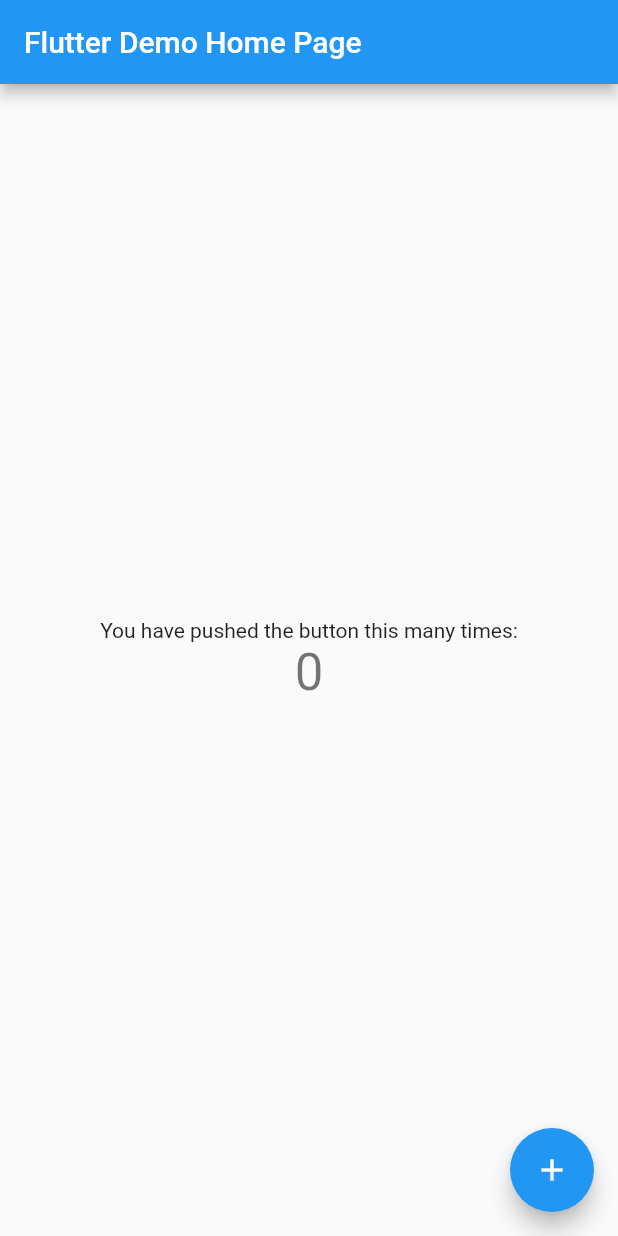
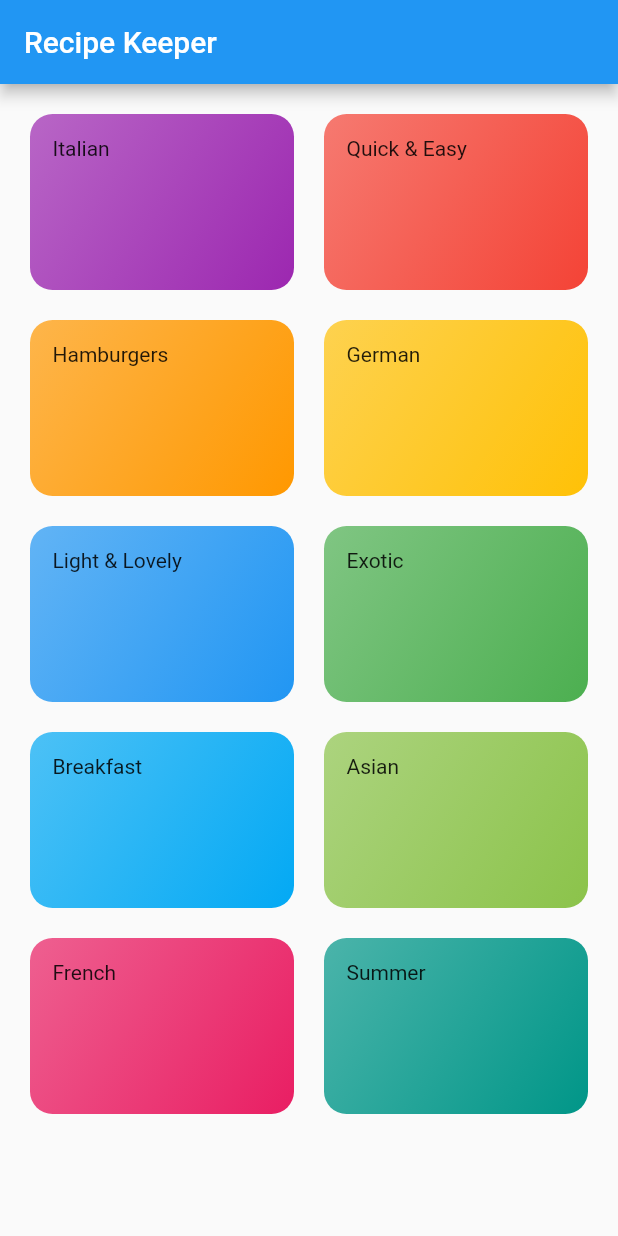
Before and after one commit to bowe99/Recipe-Keeper, a Flutter app: the screen it shows after launch, on a phone screen of 412 x 824 dp. Run offline on Flutter 3.47's test engine with Material 2 defaults, Android fonts, the phone set to English and light mode, and no system bars.

Commit message:
Initial App Setup
Add Fonts

Add Category Screen and Item

```diff
--- /dev/null
+++ b/lib/categories_screen.dart
@@ -0,0 +1,32 @@
+import 'package:flutter/material.dart';
+
+import './dummy-data.dart';
+import './category_item.dart';
+
+class CategoriiesScreen extends StatelessWidget {
+  @override
+  Widget build(BuildContext context) {
+    return Scaffold(
+      appBar: AppBar(
+        title: Text(
+          'Recipe Keeper',
+        ),
+      ),
+      body: GridView(
+        padding: const EdgeInsets.all(20),
+        children: DUMMY_CATEGORIES
+            .map((catData) => CategoryItem(
+                  catData.title,
+                  catData.color,
+                ))
+            .toList(),
+        gridDelegate: SliverGridDelegateWithMaxCrossAxisExtent(
+          maxCrossAxisExtent: 200,
+          childAspectRatio: 3 / 2,
+          crossAxisSpacing: 20,
+          mainAxisSpacing: 20,
+        ),
+      ),
+    );
+  }
+}
--- /dev/null
+++ b/lib/category_item.dart
@@ -0,0 +1,29 @@
+import 'package:flutter/material.dart';
+
+class CategoryItem extends StatelessWidget {
+  final String title;
+  final Color bgColor;
+
+  CategoryItem(this.title, this.bgColor);
+
+  @override
+  Widget build(BuildContext context) {
+    return Container(
+      padding: const EdgeInsets.all(15),
+      child: Text(
+        title,
+      ),
+      decoration: BoxDecoration(
+        gradient: LinearGradient(
+          colors: [
+            bgColor.withOpacity(0.7),
+            bgColor,
+          ],
+          begin: Alignment.topLeft,
+          end: Alignment.bottomRight,
+        ),
+        borderRadius: BorderRadius.circular(15),
+      ),
+    );
+  }
+}
--- /dev/null
+++ b/lib/dummy-data.dart
@@ -0,0 +1,56 @@
+import 'package:flutter/material.dart';
+
+import './models/category.dart';
+
+const DUMMY_CATEGORIES = const [
+  Category(
+    id: 'c1',
+    title: 'Italian',
+    color: Colors.purple,
+  ),
+  Category(
+    id: 'c2',
+    title: 'Quick & Easy',
+    color: Colors.red,
+  ),
+  Category(
+    id: 'c3',
+    title: 'Hamburgers',
+    color: Colors.orange,
+  ),
+  Category(
+    id: 'c4',
+    title: 'German',
+    color: Colors.amber,
+  ),
+  Category(
+    id: 'c5',
+    title: 'Light & Lovely',
+    color: Colors.blue,
+  ),
+  Category(
+    id: 'c6',
+    title: 'Exotic',
+    color: Colors.green,
+  ),
+  Category(
+    id: 'c7',
+    title: 'Breakfast',
+    color: Colors.lightBlue,
+  ),
+  Category(
+    id: 'c8',
+    title: 'Asian',
+    color: Colors.lightGreen,
+  ),
+  Category(
+    id: 'c9',
+    title: 'French',
+    color: Colors.pink,
+  ),
+  Category(
+    id: 'c10',
+    title: 'Summer',
+    color: Colors.teal,
+  ),
+];
--- a/lib/main.dart
+++ b/lib/main.dart
@@ -1,111 +1,18 @@
 import 'package:flutter/material.dart';
 
-void main() => runApp(MyApp());
+import './categories_screen.dart';
+void main() => runApp(RecipeKeeper());
 
-class MyApp extends StatelessWidget {
-  // This widget is the root of your application.
+class RecipeKeeper extends StatelessWidget {
   @override
   Widget build(BuildContext context) {
     return MaterialApp(
-      title: 'Flutter Demo',
+      debugShowCheckedModeBanner: false,
+      title: 'Recipe Keeper',
       theme: ThemeData(
-        // This is the theme of your application.
-        //
-        // Try running your application with "flutter run". You'll see the
-        // application has a blue toolbar. Then, without quitting the app, try
-        // changing the primarySwatch below to Colors.green and then invoke
-        // "hot reload" (press "r" in the console where you ran "flutter run",
-        // or simply save your changes to "hot reload" in a Flutter IDE).
-        // Notice that the counter didn't reset back to zero; the application
-        // is not restarted.
         primarySwatch: Colors.blue,
       ),
-      home: MyHomePage(title: 'Flutter Demo Home Page'),
+      home: CategoriiesScreen(),
     );
   }
 }
-
-class MyHomePage extends StatefulWidget {
-  MyHomePage({Key key, this.title}) : super(key: key);
-
-  // This widget is the home page of your application. It is stateful, meaning
-  // that it has a State object (defined below) that contains fields that affect
-  // how it looks.
-
-  // This class is the configuration for the state. It holds the values (in this
-  // case the title) provided by the parent (in this case the App widget) and
-  // used by the build method of the State. Fields in a Widget subclass are
-  // always marked "final".
-
-  final String title;
-
-  @override
-  _MyHomePageState createState() => _MyHomePageState();
-}
-
-class _MyHomePageState extends State<MyHomePage> {
-  int _counter = 0;
-
-  void _incrementCounter() {
-    setState(() {
-      // This call to setState tells the Flutter framework that something has
-      // changed in this State, which causes it to rerun the build method below
-      // so that the display can reflect the updated values. If we changed
-      // _counter without calling setState(), then the build method would not be
-      // called again, and so nothing would appear to happen.
-      _counter++;
-    });
-  }
-
-  @override
-  Widget build(BuildContext context) {
-    // This method is rerun every time setState is called, for instance as done
-    // by the _incrementCounter method above.
-    //
-    // The Flutter framework has been optimized to make rerunning build methods
-    // fast, so that you can just rebuild anything that needs updating rather
-    // than having to individually change instances of widgets.
-    return Scaffold(
-      appBar: AppBar(
-        // Here we take the value from the MyHomePage object that was created by
-        // the App.build method, and use it to set our appbar title.
-        title: Text(widget.title),
-      ),
-      body: Center(
-        // Center is a layout widget. It takes a single child and positions it
-        // in the middle of the parent.
-        child: Column(
-          // Column is also a layout widget. It takes a list of children and
-          // arranges them vertically. By default, it sizes itself to fit its
-          // children horizontally, and tries to be as tall as its parent.
-          //
-          // Invoke "debug painting" (press "p" in the console, choose the
-          // "Toggle Debug Paint" action from the Flutter Inspector in Android
-          // Studio, or the "Toggle Debug Paint" command in Visual Studio Code)
-          // to see the wireframe for each widget.
-          //
-          // Column has various properties to control how it sizes itself and
-          // how it positions its children. Here we use mainAxisAlignment to
-          // center the children vertically; the main axis here is the vertical
-          // axis because Columns are vertical (the cross axis would be
-          // horizontal).
-          mainAxisAlignment: MainAxisAlignment.center,
-          children: <Widget>[
-            Text(
-              'You have pushed the button this many times:',
-            ),
-            Text(
-              '$_counter',
-              style: Theme.of(context).textTheme.display1,
-            ),
-          ],
-        ),
-      ),
-      floatingActionButton: FloatingActionButton(
-        onPressed: _incrementCounter,
-        tooltip: 'Increment',
-        child: Icon(Icons.add),
-      ), // This trailing comma makes auto-formatting nicer for build methods.
-    );
-  }
-}
--- /dev/null
+++ b/lib/models/category.dart
@@ -0,0 +1,13 @@
+import 'package:flutter/material.dart';
+
+class Category {
+  final String id;
+  final String title;
+  final Color color;
+
+  const Category({
+    @required this.id,
+    @required this.title,
+    this.color = Colors.orange,
+  });
+}
```
Also changed, not shown: pubspec.yaml (+17 -11 lines), assets/fonts/Raleway-Black.ttf (added), assets/fonts/Raleway-Bold.ttf (added), assets/fonts/Raleway-Regular.ttf (added), assets/fonts/RobotoCondensed-Bold.ttf (added), assets/fonts/RobotoCondensed-Italic.ttf (added), assets/fonts/RobotoCondensed-Light.ttf (added), assets/fonts/RobotoCondensed-Regular.ttf (added), 1 other file.
